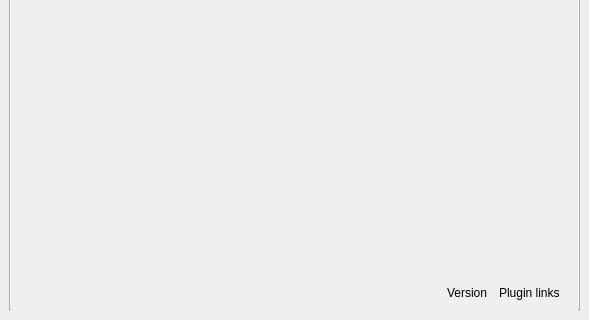
First picture: the form in ui/cloud_masking_dockwidget_base.ui, repository SMByC/CloudMasking, before the edit; both pictures show x 0 to 589 and y 595 to 915 of the 589 by 915 pixel window.
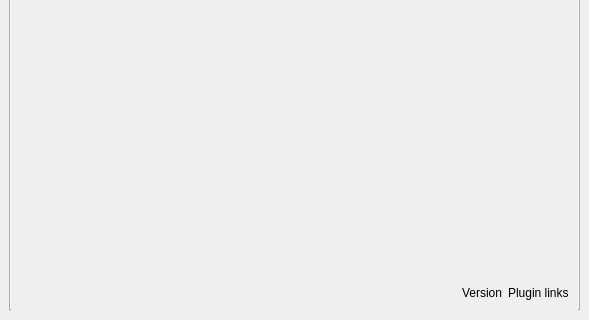
Second picture: the form after the edit. Icons and pictures are not drawn. Custom widgets are drawn as their Qt base class.

Commit message: A little space adjust

```diff
--- a/ui/cloud_masking_dockwidget_base.ui
+++ b/ui/cloud_masking_dockwidget_base.ui
@@ -456,8 +456,8 @@
             <item>
              <widget class="QWidget" name="widget_plugin_info" native="true">
               <layout class="QHBoxLayout" name="horizontalLayout_23">
-               <property name="spacing">
-                <number>12</number>
+               <property name="rightMargin">
+                <number>0</number>
                </property>
                <property name="bottomMargin">
                 <number>0</number>
```
Left out of the diff: 6 changed lines with no effect on the pictures.
